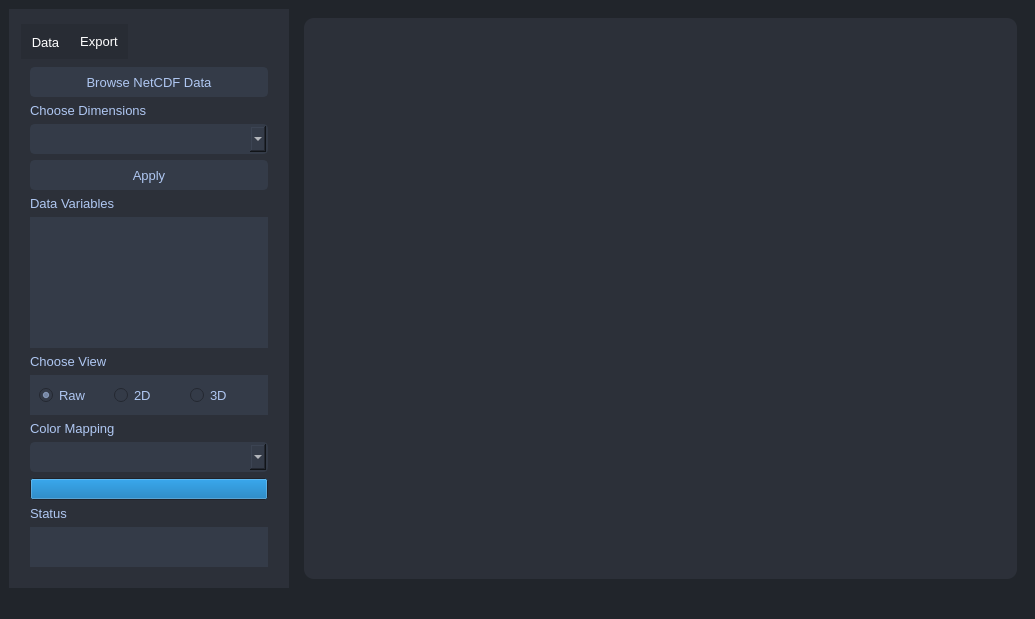
This is assets/ui/gui.ui in sherinsugathan/GeoVis as Qt 5 draws it before an edit. The edited form follows.
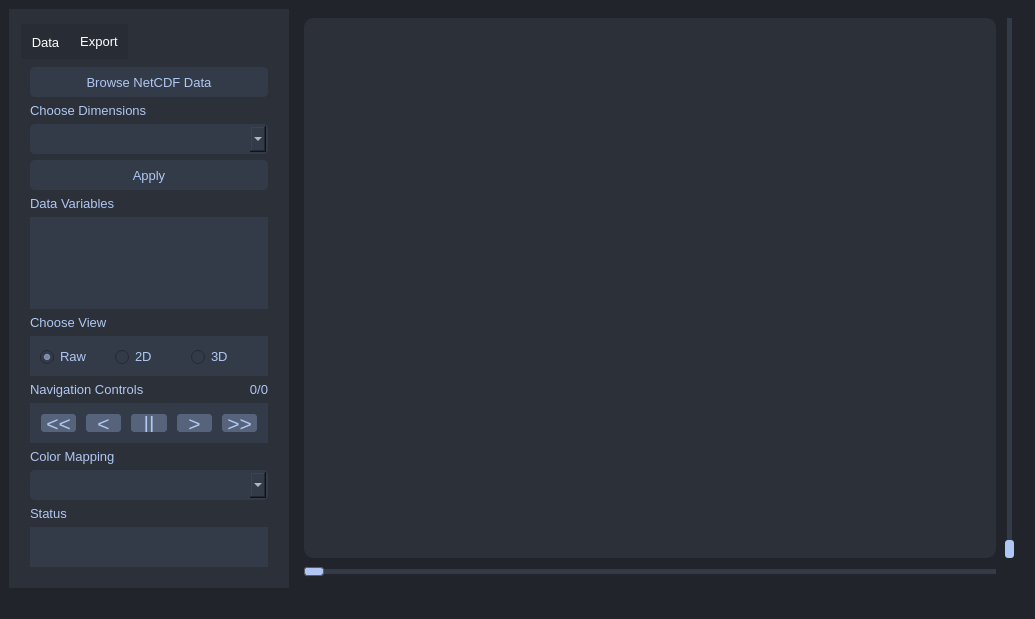
This is the edited form. The open tabs and pages were chosen to show the change.

Patch:
```diff
--- a/assets/ui/gui.ui
+++ b/assets/ui/gui.ui
@@ -97,6 +97,66 @@
           </property>
          </widget>
         </item>
+        <item row="2" column="0">
+         <layout class="QHBoxLayout" name="horizontalLayout">
+          <property name="bottomMargin">
+           <number>0</number>
+          </property>
+          <item>
+           <widget class="QSlider" name="horizontalSlider">
+            <property name="styleSheet">
+             <string notr="true">QSlider::groove:horizontal {
+    border: 0px solid #999999;
+    height: 5px; /* the groove expands to the size of the slider by default. by giving it a height, it has a fixed size */
+   background: rgb(52, 59, 72);
+    margin: 2px 0;
+}
+
+QSlider::handle:horizontal {
+    background: rgb(175, 199, 242);
+    border: 1px solid #5c5c5c;
+    width: 18px;
+    margin: -2px 0; /* handle is placed by default on the contents rect of the groove. Expand outside the groove */
+    border-radius: 3px;
+}</string>
+            </property>
+            <property name="orientation">
+             <enum>Qt::Horizontal</enum>
+            </property>
+           </widget>
+          </item>
+         </layout>
+        </item>
+        <item row="0" column="2">
+         <layout class="QVBoxLayout" name="verticalLayout_4">
+          <property name="rightMargin">
+           <number>0</number>
+          </property>
+          <item>
+           <widget class="QSlider" name="verticalSlider">
+            <property name="styleSheet">
+             <string notr="true">QSlider::groove:vertical {
+border: 0px solid #999999;
+    background: rgb(52, 59, 72);
+    position: absolute; /* absolutely position 4px from the left and right of the widget. setting margins on the widget should work too... */
+    left: 4px; right: 4px;
+width:5px;
+}
+
+QSlider::handle:vertical {
+    height: 18px;
+border-radius: 3px;
+    background: rgb(175, 199, 242);
+    margin: 0 -2px; /* expand outside the groove */
+}</string>
+            </property>
+            <property name="orientation">
+             <enum>Qt::Vertical</enum>
+            </property>
+           </widget>
+          </item>
+         </layout>
+        </item>
        </layout>
       </widget>
      </widget>
@@ -435,7 +495,16 @@
                  </font>
                 </property>
                 <property name="styleSheet">
-                 <string notr="true">color:rgb(175, 199, 242);</string>
+                 <string notr="true">QRadioButton
+{
+color:rgb(175, 199, 242);
+}
+
+QRadioButton::indicator
+{
+width : 15px;
+height : 15px;
+}</string>
                 </property>
                 <property name="text">
                  <string>Raw</string>
@@ -454,7 +523,16 @@
                  </font>
                 </property>
                 <property name="styleSheet">
-                 <string notr="true">color:rgb(175, 199, 242);</string>
+                 <string notr="true">QRadioButton
+{
+color:rgb(175, 199, 242);
+}
+
+QRadioButton::indicator
+{
+width : 15px;
+height : 15px;
+}</string>
                 </property>
                 <property name="text">
                  <string>2D</string>
@@ -470,7 +548,16 @@
                  </font>
                 </property>
                 <property name="styleSheet">
-                 <string notr="true">color:rgb(175, 199, 242);</string>
+                 <string notr="true">QRadioButton
+{
+color:rgb(175, 199, 242);
+}
+
+QRadioButton::indicator
+{
+width : 15px;
+height : 15px;
+}</string>
                 </property>
                 <property name="text">
                  <string>3D</string>
@@ -480,6 +567,226 @@
              </layout>
             </widget>
            </item>
+           <item>
+            <layout class="QHBoxLayout" name="horizontalLayout_5">
+             <property name="bottomMargin">
+              <number>0</number>
+             </property>
+             <item>
+              <widget class="QLabel" name="label_2">
+               <property name="font">
+                <font>
+                 <family>Arial</family>
+                 <pointsize>10</pointsize>
+                </font>
+               </property>
+               <property name="styleSheet">
+                <string notr="true">color:rgb(175, 199, 242);</string>
+               </property>
+               <property name="text">
+                <string>Navigation Controls</string>
+               </property>
+              </widget>
+             </item>
+             <item>
+              <widget class="QLabel" name="label_FrameStatus">
+               <property name="font">
+                <font>
+                 <family>Arial</family>
+                 <pointsize>10</pointsize>
+                </font>
+               </property>
+               <property name="styleSheet">
+                <string notr="true">color:rgb(175, 199, 242);</string>
+               </property>
+               <property name="text">
+                <string>0/0</string>
+               </property>
+               <property name="alignment">
+                <set>Qt::AlignRight|Qt::AlignTrailing|Qt::AlignVCenter</set>
+               </property>
+              </widget>
+             </item>
+            </layout>
+           </item>
+           <item>
+            <widget class="QFrame" name="frame_3">
+             <property name="minimumSize">
+              <size>
+               <width>0</width>
+               <height>40</height>
+              </size>
+             </property>
+             <property name="styleSheet">
+              <string notr="true">background : rgb(52, 59, 72);</string>
+             </property>
+             <property name="frameShape">
+              <enum>QFrame::StyledPanel</enum>
+             </property>
+             <property name="frameShadow">
+              <enum>QFrame::Raised</enum>
+             </property>
+             <layout class="QHBoxLayout" name="horizontalLayout_3">
+              <item>
+               <widget class="QPushButton" name="pushButton_PlayReverse">
+                <property name="minimumSize">
+                 <size>
+                  <width>0</width>
+                  <height>20</height>
+                 </size>
+                </property>
+                <property name="font">
+                 <font>
+                  <family>Arial</family>
+                  <pointsize>16</pointsize>
+                 </font>
+                </property>
+                <property name="styleSheet">
+                 <string notr="true">QPushButton {
+	border: 2px solid rgb(52, 59, 72);
+	border-radius: 5px;	
+	background-color: rgb(87, 99, 122);
+color:rgb(175, 199, 242);
+}
+QPushButton:hover {
+	background-color: rgb(103, 117, 144);
+	border: 2px solid rgb(61, 70, 86);
+}
+QPushButton:pressed {	
+	background-color: rgb(35, 40, 49);
+	border: 2px solid rgb(43, 50, 61);
+}</string>
+                </property>
+                <property name="text">
+                 <string>&lt;&lt;</string>
+                </property>
+                <property name="iconSize">
+                 <size>
+                  <width>0</width>
+                  <height>0</height>
+                 </size>
+                </property>
+               </widget>
+              </item>
+              <item>
+               <widget class="QPushButton" name="pushButton_PreviousFrame">
+                <property name="font">
+                 <font>
+                  <family>Arial</family>
+                  <pointsize>16</pointsize>
+                 </font>
+                </property>
+                <property name="styleSheet">
+                 <string notr="true">QPushButton {
+	border: 2px solid rgb(52, 59, 72);
+	border-radius: 5px;	
+	background-color: rgb(87, 99, 122);
+color:rgb(175, 199, 242);
+}
+QPushButton:hover {
+	background-color: rgb(103, 117, 144);
+	border: 2px solid rgb(61, 70, 86);
+}
+QPushButton:pressed {	
+	background-color: rgb(35, 40, 49);
+	border: 2px solid rgb(43, 50, 61);
+}</string>
+                </property>
+                <property name="text">
+                 <string>&lt;</string>
+                </property>
+               </widget>
+              </item>
+              <item>
+               <widget class="QPushButton" name="pushButton_Pause">
+                <property name="font">
+                 <font>
+                  <family>Arial</family>
+                  <pointsize>16</pointsize>
+                 </font>
+                </property>
+                <property name="styleSheet">
+                 <string notr="true">QPushButton {
+	border: 2px solid rgb(52, 59, 72);
+	border-radius: 5px;	
+	background-color: rgb(87, 99, 122);
+color:rgb(175, 199, 242);
+}
+QPushButton:hover {
+	background-color: rgb(103, 117, 144);
+	border: 2px solid rgb(61, 70, 86);
+}
+QPushButton:pressed {	
+	background-color: rgb(35, 40, 49);
+	border: 2px solid rgb(43, 50, 61);
+}</string>
+                </property>
+                <property name="text">
+                 <string>||</string>
+                </property>
+               </widget>
+              </item>
+              <item>
+               <widget class="QPushButton" name="pushButton_NextFrame">
+                <property name="font">
+                 <font>
+                  <family>Arial</family>
+                  <pointsize>16</pointsize>
+                 </font>
+                </property>
+                <property name="styleSheet">
+                 <string notr="true">QPushButton {
+	border: 2px solid rgb(52, 59, 72);
+	border-radius: 5px;	
+	background-color: rgb(87, 99, 122);
+color:rgb(175, 199, 242);
+}
+QPushButton:hover {
+	background-color: rgb(103, 117, 144);
+	border: 2px solid rgb(61, 70, 86);
+}
+QPushButton:pressed {	
+	background-color: rgb(35, 40, 49);
+	border: 2px solid rgb(43, 50, 61);
+}</string>
+                </property>
+                <property name="text">
+                 <string>&gt;</string>
+                </property>
+               </widget>
+              </item>
+              <item>
+               <widget class="QPushButton" name="pushButton_PlayForward">
+                <property name="font">
+                 <font>
+                  <family>Arial</family>
+                  <pointsize>16</pointsize>
+                 </font>
+                </property>
+                <property name="styleSheet">
+                 <string notr="true">QPushButton {
+	border: 2px solid rgb(52, 59, 72);
+	border-radius: 5px;	
+	background-color: rgb(87, 99, 122);
+color:rgb(175, 199, 242);
+}
+QPushButton:hover {
+	background-color: rgb(103, 117, 144);
+	border: 2px solid rgb(61, 70, 86);
+}
+QPushButton:pressed {	
+	background-color: rgb(35, 40, 49);
+	border: 2px solid rgb(43, 50, 61);
+}</string>
+                </property>
+                <property name="text">
+                 <string>&gt;&gt;</string>
+                </property>
+               </widget>
+              </item>
+             </layout>
+            </widget>
+           </item>
            <item>
             <widget class="QLabel" name="label_4">
              <property name="font">
@@ -539,16 +846,6 @@
              </property>
             </widget>
            </item>
-           <item>
-            <widget class="QProgressBar" name="progressBar">
-             <property name="value">
-              <number>100</number>
-             </property>
-             <property name="textVisible">
-              <bool>false</bool>
-             </property>
-            </widget>
-           </item>
            <item>
             <widget class="QLabel" name="label_6">
              <property name="font">
```
